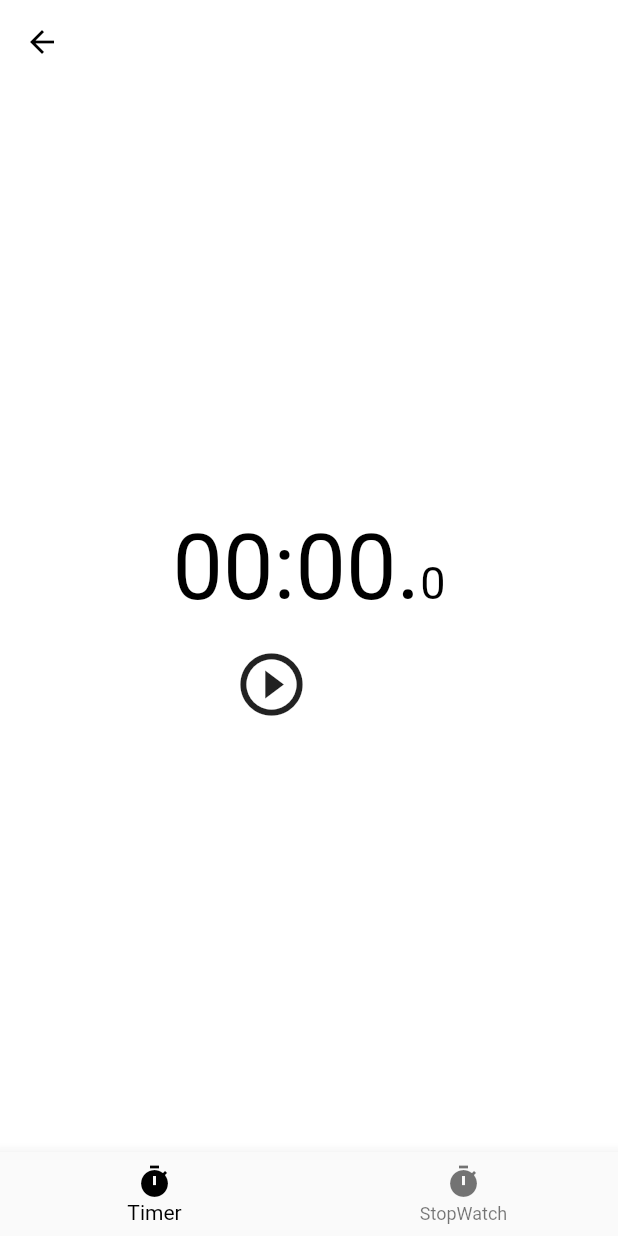
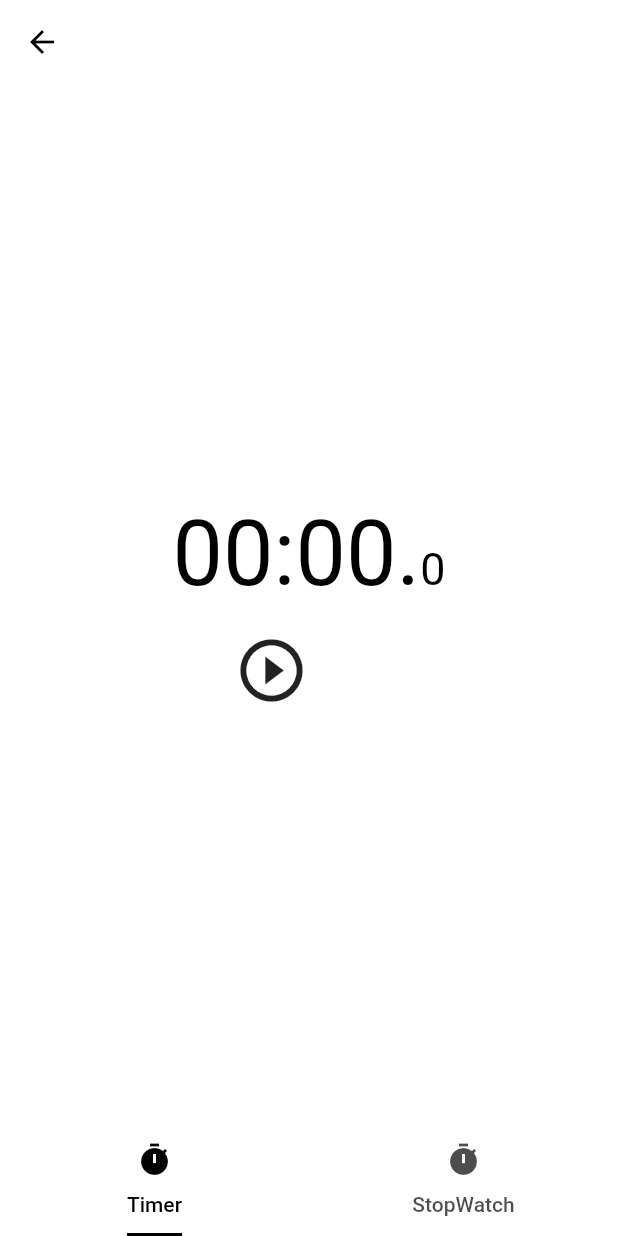
Before and after one commit to anarghya-das/YourBoard, a Flutter app: the screen it shows after launch, after a tap on the "timer" icon, on a phone screen of 412 x 824 dp. Run offline on Flutter 3.47's test engine with Material 2 defaults, Android fonts, the phone set to English and light mode, and no system bars; network calls fail.

Commit message:
:sparkles: added tabbed view in timer/stopwatch

```diff
--- a/lib/main.dart
+++ b/lib/main.dart
@@ -10,7 +10,22 @@ class MyApp extends StatelessWidget {
     return MaterialApp(
       debugShowCheckedModeBanner: false,
       title: 'Your Board',
-      theme: ThemeData(primaryColor: Colors.white),
+      theme: ThemeData(
+          primarySwatch: MaterialColor(
+        0xFFFFFFFF,
+        const <int, Color>{
+          50: const Color(0xFFFFFFFF),
+          100: const Color(0xFFFFFFFF),
+          200: const Color(0xFFFFFFFF),
+          300: const Color(0xFFFFFFFF),
+          400: const Color(0xFFFFFFFF),
+          500: const Color(0xFFFFFFFF),
+          600: const Color(0xFFFFFFFF),
+          700: const Color(0xFFFFFFFF),
+          800: const Color(0xFFFFFFFF),
+          900: const Color(0xFFFFFFFF),
+        },
+      )),
       home: Home(),
     );
   }
--- a/lib/stopWatchView.dart
+++ b/lib/stopWatchView.dart
@@ -6,7 +6,8 @@ class StopWatchPage extends StatefulWidget {
   _StopWatchPageState createState() => _StopWatchPageState();
 }
 
-class _StopWatchPageState extends State<StopWatchPage> {
+class _StopWatchPageState extends State<StopWatchPage>
+    with AutomaticKeepAliveClientMixin {
   int _hours = 0;
   int _minutes = 0;
   int _seconds = 0;
@@ -16,6 +17,7 @@ class _StopWatchPageState extends State<StopWatchPage> {
 
   @override
   Widget build(BuildContext context) {
+    super.build(context);
     return Center(
       child: Column(
         mainAxisAlignment: MainAxisAlignment.start,
@@ -122,4 +124,7 @@ class _StopWatchPageState extends State<StopWatchPage> {
     });
     return all;
   }
+
+  @override
+  bool get wantKeepAlive => true;
 }
--- a/lib/tabPage.dart
+++ b/lib/tabPage.dart
@@ -7,8 +7,21 @@ class TabPage extends StatefulWidget {
   _TimerState createState() => _TimerState();
 }
 
-class _TimerState extends State<TabPage> {
-  int _bottomIdx = 0;
+class _TimerState extends State<TabPage> with SingleTickerProviderStateMixin {
+  TabController _tabController;
+  var _tabPages = <Widget>[TimerPage(), StopWatchPage()];
+
+  @override
+  void initState() {
+    super.initState();
+    _tabController = TabController(length: _tabPages.length, vsync: this);
+  }
+
+  @override
+  void dispose() {
+    _tabController.dispose();
+    super.dispose();
+  }
 
   @override
   Widget build(BuildContext context) {
@@ -18,26 +31,22 @@ class _TimerState extends State<TabPage> {
           elevation: 0,
           centerTitle: true,
         ),
-      body: IndexedStack(
-        index: _bottomIdx,
-        children: <Widget>[TimerPage(), StopWatchPage()],
+        body: TabBarView(
+          children: _tabPages,
+          controller: _tabController,
         ),
-      bottomNavigationBar: BottomNavigationBar(
-        fixedColor: Colors.black,
-        currentIndex: _bottomIdx,
-        type: BottomNavigationBarType.fixed,
-        items: [
-          BottomNavigationBarItem(
-              icon: Icon(Icons.timer), title: Text("Timer")),
-          BottomNavigationBarItem(
-              icon: Icon(Icons.timer), title: Text("StopWatch")),
+        bottomNavigationBar: Material(
+          color: Colors.white,
+          child: TabBar(
+            indicatorColor: Colors.black,
+            tabs: <Widget>[
+              Tab(icon: Icon(Icons.timer), text: "Timer"),
+              Tab(icon: Icon(Icons.timer), text: "StopWatch"),
             ],
-        onTap: (idx) {
-          setState(() {
-            _bottomIdx = idx;
-          });
-        },
+            controller: _tabController,
+            labelColor: Colors.black,
+            indicatorSize: TabBarIndicatorSize.label,
           ),
-    );
+        ));
   }
 }
--- a/lib/timerView.dart
+++ b/lib/timerView.dart
@@ -6,7 +6,8 @@ class TimerPage extends StatefulWidget {
   _TimerPageState createState() => _TimerPageState();
 }
 
-class _TimerPageState extends State<TimerPage> {
+class _TimerPageState extends State<TimerPage>
+    with AutomaticKeepAliveClientMixin {
   static const duration = const Duration(milliseconds: 1);
   int _seconds = 0;
   int _milliseconds = 0;
@@ -28,17 +29,18 @@ class _TimerPageState extends State<TimerPage> {
 
   @override
   void dispose() {
-    print("dispose asdasd");
     if (_timer != null) {
       _timer.cancel();
     }
     super.dispose();
   }
 
-// "$_minutes:$_seconds.$_milliseconds",
-//           style: TextStyle(fontSize: 60),
+  @override
+  bool get wantKeepAlive => true;
+
   @override
   Widget build(BuildContext context) {
+    super.build(context);
     return Center(
         child: Column(
       mainAxisAlignment: MainAxisAlignment.center,
```
Lines whose indentation alone changed are shown as unchanged.
